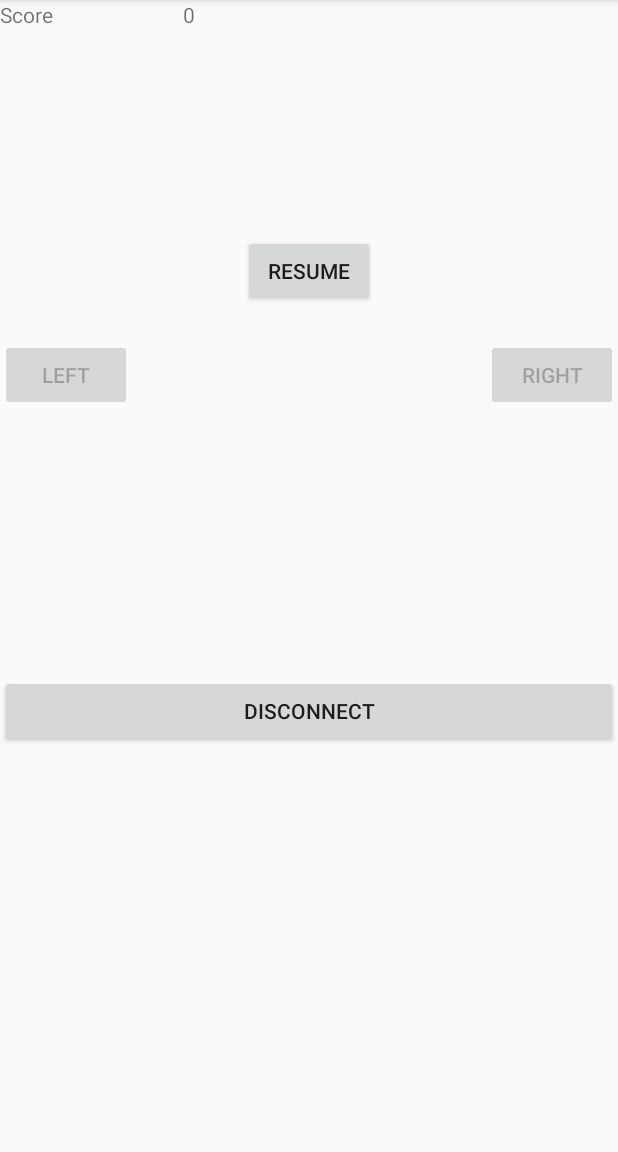
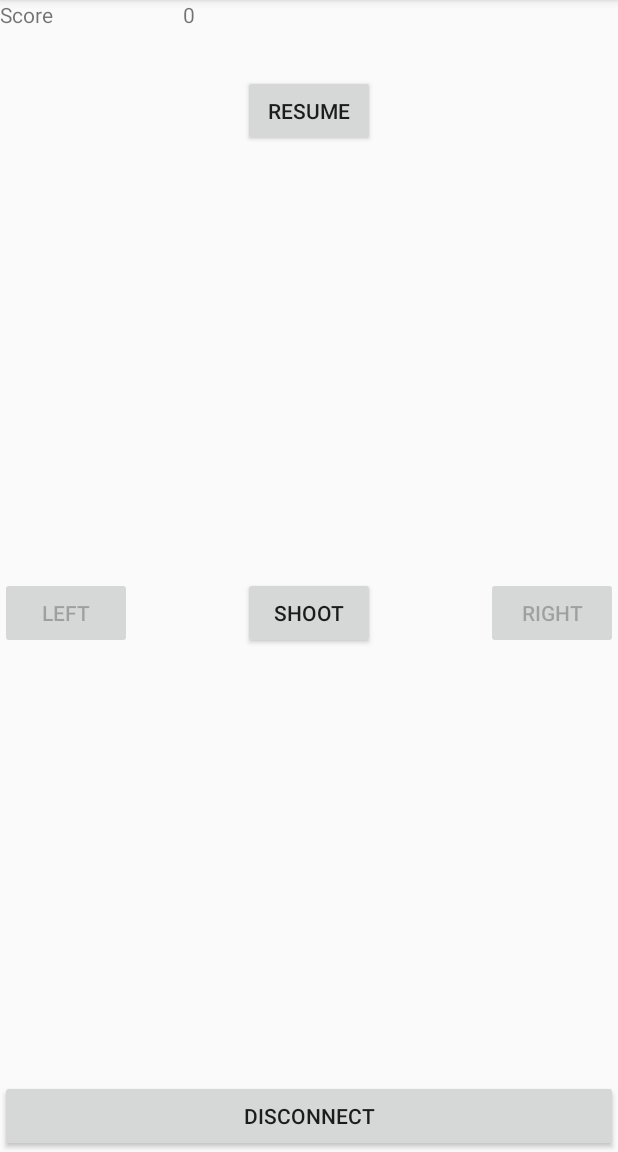
Before and after one commit to MohamedKassar/Space-war-AR, an Android app: the ControllerActivity screen opened directly, with no data from a screen before it, after a tap on "PAUSE", on a phone screen of 412 x 824 dp, the part 84-1236 px from its top. Run offline under Robolectric (Android 15) with nearby library versions, the phone set to English and light mode, and no system bars; 6 statements that could not run were skipped.

Commit message:
[UPDATE] fix controller bugs

```diff
--- a/gamecontroller/app/src/main/java/fr/upmc/labibayyoub/gamecontroller/ControllerActivity.java
+++ b/gamecontroller/app/src/main/java/fr/upmc/labibayyoub/gamecontroller/ControllerActivity.java
@@ -29,7 +29,7 @@ public class ControllerActivity extends AppCompatActivity {
     private static final String RESUME = "RESUME";
     public static final String RIGHT = "R";
     public static final String LEFT = "L";
-    public static final String S_STOP = "S STOP";
+    public static final String S_STOP = "S";
     public static final String SWITCH_G = "SWITCH G";
     public static final String SWITCH_D = "SWITCH D";
     public static final String GO = "GO";
@@ -39,6 +39,8 @@ public class ControllerActivity extends AppCompatActivity {
     private String GG_REGULAR_EXPRESSION = "GG +[0-9]+";
     private Button left;
     private Button right;
+    private boolean leftButtonState = true;
+    private boolean rightButtonState = true;
     private Button pause;
     private TextView score_tv;
     private boolean onPause = false;
@@ -81,10 +83,26 @@ public class ControllerActivity extends AppCompatActivity {
                     return;
                 switch (msg) {
                     case SWITCH_D:
-                        runOnUiThread(() -> right.setEnabled(!right.isEnabled()));
+                        runOnUiThread(() -> {
+                            if(onPause){
+                                rightButtonState=!rightButtonState;
+                                return;
+                            }
+                           // sendCommands(S_STOP);
+                            right.setEnabled(!right.isEnabled());
+                            rightButtonState = right.isEnabled();
+                        });
                         break;
                     case SWITCH_G:
-                        runOnUiThread(() -> left.setEnabled(!left.isEnabled()));
+                        runOnUiThread(() ->{
+                            if(onPause){
+                                leftButtonState=!leftButtonState;
+                                return;
+                            }
+                            //sendCommands(S_STOP);
+                            left.setEnabled(!left.isEnabled());
+                            leftButtonState = left.isEnabled();
+                        });
                         break;
                     case GO:
                         runOnUiThread(() -> showMessage("Game over"));
@@ -168,13 +186,15 @@ public class ControllerActivity extends AppCompatActivity {
     }
 
     public void pause(View view) {
-
-        left.setEnabled(!left.isEnabled());
-        right.setEnabled(!right.isEnabled());
         if (onPause) {
+            left.setEnabled(leftButtonState);
+            right.setEnabled(rightButtonState);
             sendCommands(START);
             pause.setText(PAUSE);
         } else {
+            left.setEnabled(false);
+            right.setEnabled(false);
+
             sendCommands(STOP);
             pause.setText(RESUME);
         }
--- a/gamecontroller/app/src/main/res/layout/activity_controller.xml
+++ b/gamecontroller/app/src/main/res/layout/activity_controller.xml
@@ -34,15 +34,15 @@
 
         <RelativeLayout
             android:layout_width="wrap_content"
-            android:layout_height="400dp">
+            android:layout_height="wrap_content">
 
             <Button
                 android:id="@+id/pause"
                 android:layout_width="wrap_content"
                 android:layout_height="wrap_content"
-                android:layout_above="@+id/right"
                 android:layout_centerHorizontal="true"
-                android:layout_marginBottom="21dp"
+                android:layout_alignParentTop="true"
+                android:layout_alignStart="@+id/button2"
                 android:onClick="pause"
                 android:text="pause" />
 
@@ -50,29 +50,39 @@
                 android:id="@+id/left"
                 android:layout_width="wrap_content"
                 android:layout_height="wrap_content"
-
                 android:layout_alignParentStart="true"
-                android:layout_below="@+id/pause"
+                android:layout_centerVertical="true"
                 android:text="left" />
 
             <Button
                 android:id="@+id/right"
                 android:layout_width="wrap_content"
                 android:layout_height="wrap_content"
+                android:layout_alignParentEnd="true"
+                android:layout_below="@+id/pause"
+                android:layout_centerVertical="true"
+                android:text="right" />
 
-                android:layout_alignParentEnd="true"
+            <Button
+                android:id="@+id/button2"
+                android:layout_width="wrap_content"
+                android:layout_height="wrap_content"
+                android:layout_centerHorizontal="true"
                 android:layout_centerVertical="true"
-                android:layout_marginEnd="29dp"
-                android:text="right" />
+                android:onClick="shoot"
+                android:text="SHOOT" />
+
+            <Button
+                android:id="@+id/button3"
+                android:layout_width="match_parent"
+                android:layout_height="wrap_content"
+                android:layout_alignParentBottom="true"
+                android:layout_centerHorizontal="true"
+                android:onClick="disconnect"
+                android:text="DISCONNECT" />
 
         </RelativeLayout>
 
-        <Button
-            android:id="@+id/button7"
-            android:layout_width="match_parent"
-            android:layout_height="wrap_content"
-            android:onClick="disconnect"
-            android:text="disconnect" />
     </LinearLayout>
 
 </android.support.constraint.ConstraintLayout>
--- a/gamecontroller/app/src/main/res/layout/activity_main.xml
+++ b/gamecontroller/app/src/main/res/layout/activity_main.xml
@@ -32,7 +32,7 @@
                 android:digits="0123456789."
                 android:ems="10"
                 android:inputType="number|numberDecimal"
-                android:text="192.168.43.188" />
+                android:text="134.157.123.153" />
         </LinearLayout>
 
         <LinearLayout
```
